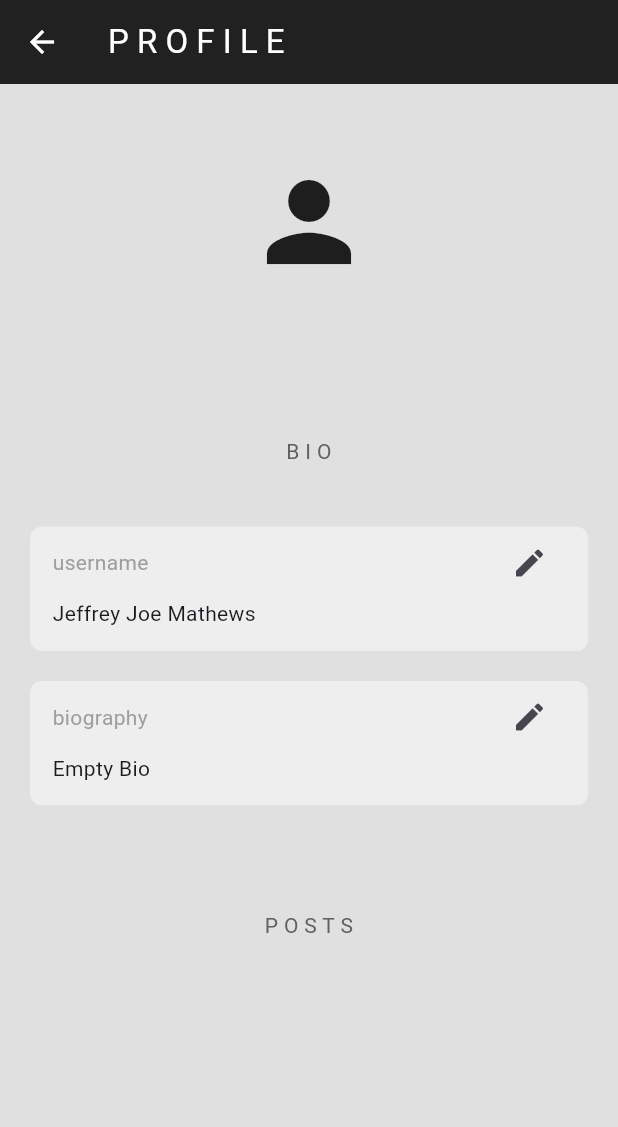
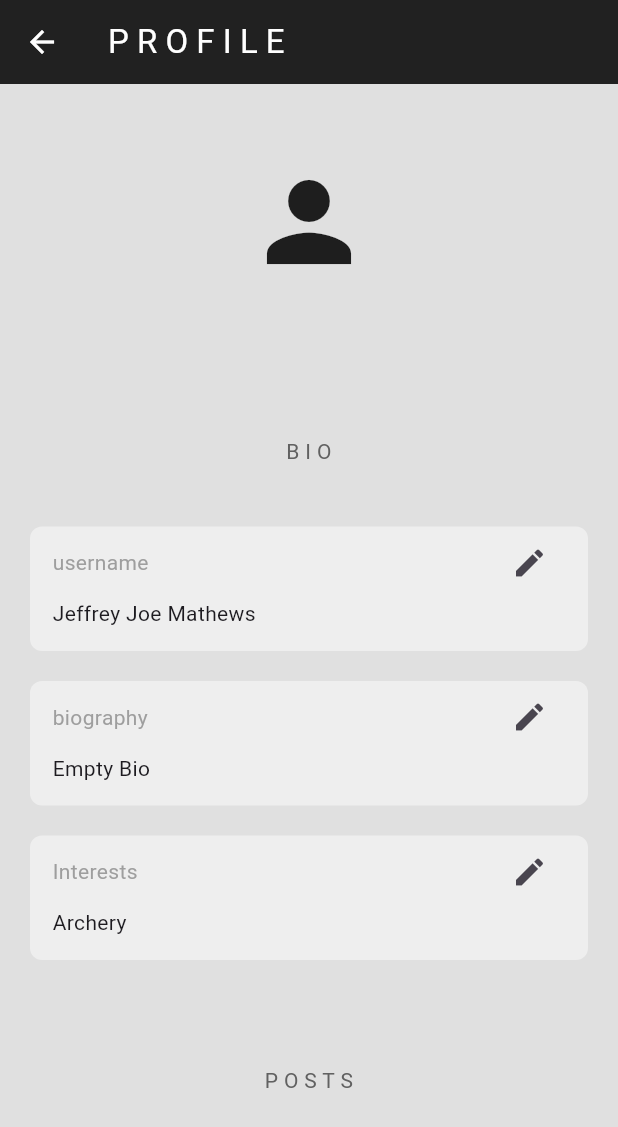
Before and after one commit to Jeffrey-joe-mathews/Artorius, a Flutter app: the ProfilePage screen opened directly, on a phone screen of 412 x 824 dp. Shown: the top 1127 px of the screen. Run offline on Flutter 3.47's test engine with Material 3 defaults, Android fonts, the phone set to English and light mode, and no system bars; our stand-ins replace cloud_firestore, firebase_auth, firebase_core; accounts and stored records are empty; generated files the repository leaves out were written again.

Commit message:
making the profile page dynamic part.1

```diff
--- a/lib/pages/profile_page.dart
+++ b/lib/pages/profile_page.dart
@@ -1,4 +1,5 @@
 import 'package:artorius/components/text_box.dart';
+import 'package:cloud_firestore/cloud_firestore.dart';
 import 'package:firebase_auth/firebase_auth.dart';
 import 'package:flutter/material.dart';
 
@@ -27,7 +28,13 @@ class _ProfilePageState extends State<ProfilePage> {
         iconTheme: IconThemeData(color: Colors.white),
         title: Text("P R O F I L E", style:TextStyle(color: Colors.white),),
       ),
-      body: ListView(
+      body: StreamBuilder<DocumentSnapshot>(
+        stream:FirebaseFirestore.instance.collection("Users").doc(currentUser!.email).snapshots(),
+        builder:(context, snapshot) {
+          // get user data
+          if (snapshot.hasData) {
+            final userData = snapshot.data!.data() as Map<String, dynamic>;
+            return ListView(
         children: [
           // profile picture
           const SizedBox(height: 50,),
@@ -42,11 +49,9 @@ class _ProfilePageState extends State<ProfilePage> {
           //// userdetails
           Padding(padding: const EdgeInsets.symmetric(vertical: 20),child: Text("B I O", textAlign: TextAlign.center, style: TextStyle(color: Colors.grey.shade700),),),
 
-            // username
             MyTextBox(text: "Jeffrey Joe Mathews", sectionName: "username", onPressed:() => editField("username"),),
-            // bio
-
             MyTextBox(text: "Empty Bio", sectionName: "biography", onPressed:() => editField("bio"),),
+            MyTextBox(text: "Archery", sectionName: "Interests", onPressed: () => editField("interests")),
             // user posts
 
           const SizedBox(height: 50,),
@@ -54,7 +59,40 @@ class _ProfilePageState extends State<ProfilePage> {
           Padding(padding: const EdgeInsets.symmetric(vertical: 20),child: Text("P O S T S", textAlign: TextAlign.center, style: TextStyle(color: Colors.grey.shade700),),),
 
         ],
+        );
+          }
+          else if (snapshot.hasError) {
+            return Center(child: Text('Error${snapshot.error}'),);
+          }
+          return const Center(child: CircularProgressIndicator(),);
+        },
       ),
+      // body: ListView(
+      //   children: [
+      //     // profile picture
+      //     const SizedBox(height: 50,),
+      //     Icon(Icons.person, size: 84,),
+
+      //     const SizedBox(height: 10,),
+
+      //     // user email
+      //     Text(currentUser!.email!, textAlign: TextAlign.center,style: TextStyle(color: Colors.grey.shade700),),
+
+      //     const SizedBox(height: 50,),
+      //     //// userdetails
+      //     Padding(padding: const EdgeInsets.symmetric(vertical: 20),child: Text("B I O", textAlign: TextAlign.center, style: TextStyle(color: Colors.grey.shade700),),),
+
+      //       MyTextBox(text: "Jeffrey Joe Mathews", sectionName: "username", onPressed:() => editField("username"),),
+      //       MyTextBox(text: "Empty Bio", sectionName: "biography", onPressed:() => editField("bio"),),
+      //       MyTextBox(text: "Archery", sectionName: "Interests", onPressed: () => editField("interests"))
+      //       // user posts
+
+      //     const SizedBox(height: 50,),
+
+      //     Padding(padding: const EdgeInsets.symmetric(vertical: 20),child: Text("P O S T S", textAlign: TextAlign.center, style: TextStyle(color: Colors.grey.shade700),),),
+
+      //   ],
+      // ),
     );
   }
 }
```
